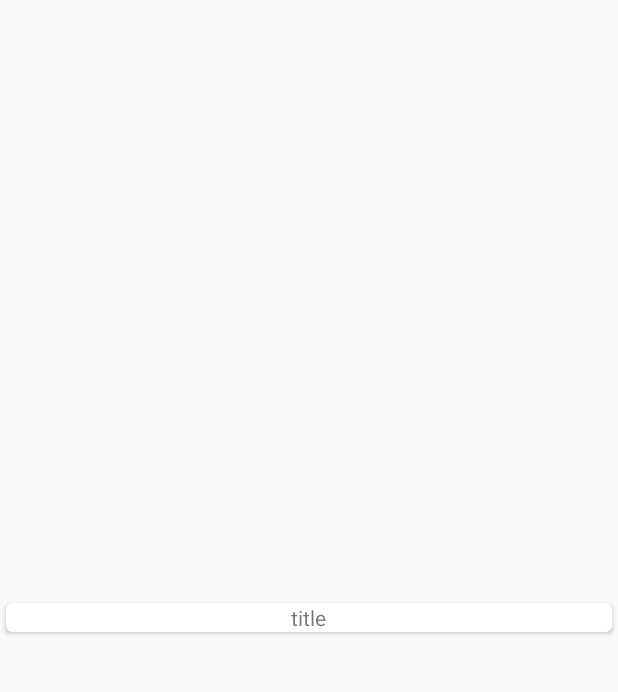
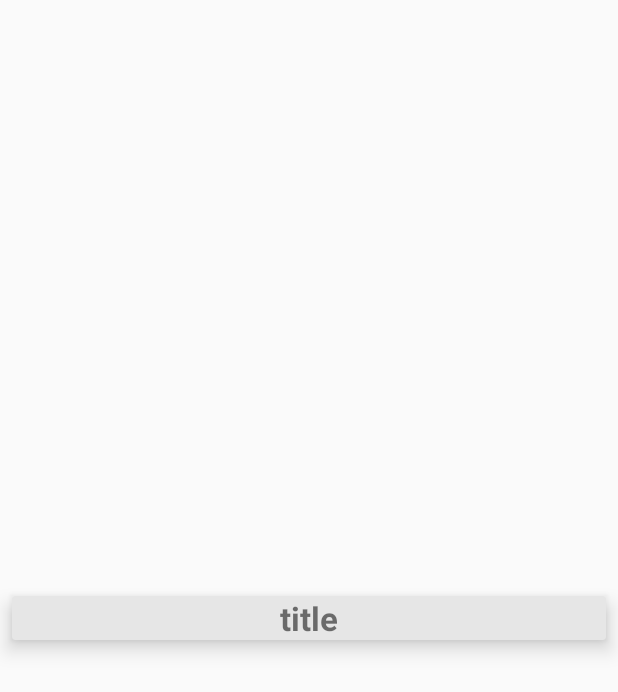
Before and after one commit to jmhummel/RedditMaterialDesign, an Android app: the layout list_item.xml on its own in the app's theme, with its tools: preview values and no code run, on a phone screen of 412 x 824 dp. Shown: the top 692 px of the screen. Run offline under Robolectric (Android 15) with nearby library versions, the phone set to English and light mode, and no system bars.

Commit message:
Fix some issues with image views not being cleared, layout stuff

```diff
--- a/app/src/main/java/com/jmhummel/redditmaterialdesign/MainActivity.java
+++ b/app/src/main/java/com/jmhummel/redditmaterialdesign/MainActivity.java
@@ -102,6 +102,8 @@ public class MainActivity extends AppCompatActivity {
         public void onBindViewHolder(final ViewHolder viewHolder, int i) {
             if (!posts.get(i).data.thumbnail.equals(""))
                 Picasso.with(context).load(posts.get(i).data.thumbnail).into(viewHolder.thumbnail);
+            else
+                viewHolder.thumbnail.setImageDrawable(null);
             Log.d("Set Title", posts.get(i).data.title);
             viewHolder.title.setText(posts.get(i).data.title);
 
--- a/app/src/main/res/layout/list_item.xml
+++ b/app/src/main/res/layout/list_item.xml
@@ -6,28 +6,27 @@
     android:layout_gravity="center"
     android:layout_width="match_parent"
     android:layout_height="wrap_content"
-    android:layout_margin="4dp"
-
-    android:focusableInTouchMode="true"
+    android:layout_margin="@dimen/cardview_margin"
+    card_view:cardBackgroundColor="#E6E6E6"
+    card_view:cardElevation="8dp"
     android:clickable="true"
-    android:focusable="true"
-
-
-    card_view:cardCornerRadius="4dp">
+    android:foreground="?android:attr/selectableItemBackground">
 
 
     <LinearLayout
         android:orientation="vertical"
         android:layout_width="match_parent"
-        android:layout_height="wrap_content"
-        android:background="?android:attr/selectableItemBackground">
+        android:layout_height="wrap_content" >
 
         <TextView
             android:id="@+id/title"
             android:text="title"
             android:layout_gravity="center"
             android:layout_width="wrap_content"
-            android:layout_height="wrap_content" />
+            android:layout_height="wrap_content"
+            android:textStyle="bold"
+            android:textSize="22dp"
+            android:maxLines="3" />
 
     <ImageView
         android:id="@+id/thumbnail"
--- a/app/src/main/res/values/dimens.xml
+++ b/app/src/main/res/values/dimens.xml
@@ -2,4 +2,5 @@
     <!-- Default screen margins, per the Android Design guidelines. -->
     <dimen name="activity_horizontal_margin">16dp</dimen>
     <dimen name="activity_vertical_margin">16dp</dimen>
+    <dimen name="cardview_margin">8dp</dimen>
 </resources>
```
